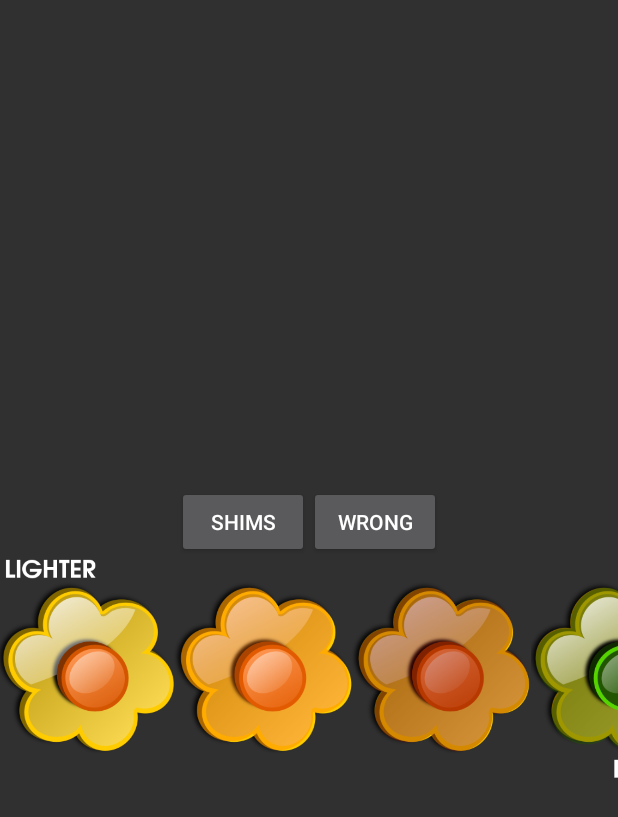
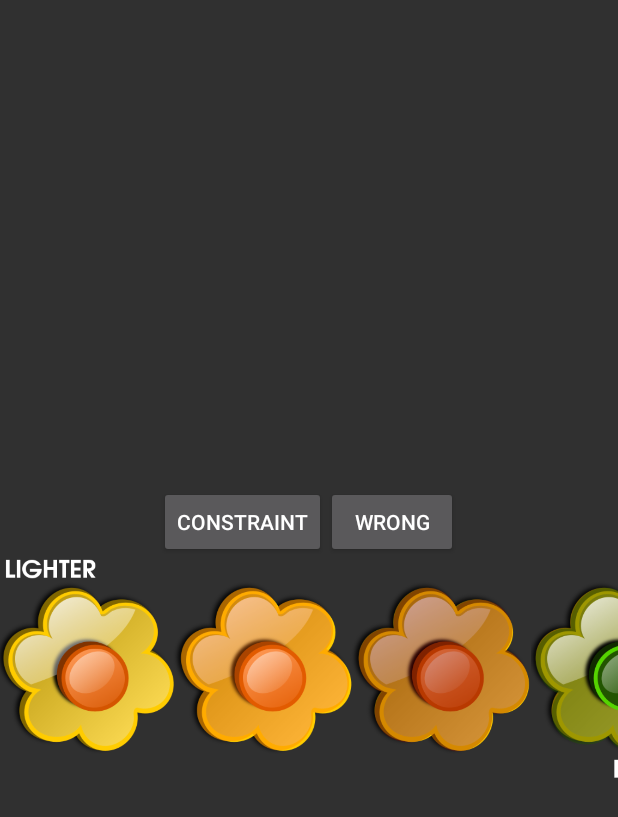
Before and after one commit to mdoery/android-centered-buttons-demo, an Android app: the screen it shows after launch (CenteredButtonDemoActivity), on a phone screen of 412 x 824 dp. Shown: the top 817 px of the screen. Run offline under Robolectric (Android 15) with nearby library versions, the phone set to English and light mode, and no system bars.

Commit message:
Refactor code, centralize button swapping to single activity. Remove unneeded menu. Rename "shim" to "constraint" to accurately reflect constraint layout approach.

```diff
--- a/CenteredButtonsDemoApp/src/main/res/layout/activity_centered_button_demo.xml
+++ b/CenteredButtonsDemoApp/src/main/res/layout/activity_centered_button_demo.xml
@@ -1,7 +1,6 @@
 <?xml version="1.0" encoding="utf-8"?>
 <android.support.design.widget.CoordinatorLayout
     xmlns:android="http://schemas.android.com/apk/res/android"
-    xmlns:app="http://schemas.android.com/apk/res-auto"
     xmlns:tools="http://schemas.android.com/tools"
     android:id="@+id/main_layout"
     android:layout_width="match_parent"
--- a/CenteredButtonsDemoApp/src/main/res/layout/activity_centered_button_demo_shim.xml
+++ b/CenteredButtonsDemoApp/src/main/res/layout/activity_centered_button_demo_constraint.xml
@@ -5,9 +5,8 @@
     android:id="@+id/shim_layout"
     android:layout_width="match_parent"
     android:layout_height="match_parent"
-    tools:context="com.mdoery.centeredbuttonsdemo.CenteredButtonShimActivity">
+    tools:context="com.mdoery.centeredbuttonsdemo.CenteredButtonConstraintActivity">
 
-    <include layout="@layout/shim"
-        android:id="@+id/include" />
+    <include layout="@layout/constraint"/>
 
 </android.support.design.widget.CoordinatorLayout>
--- a/CenteredButtonsDemoApp/src/main/res/layout/right.xml
+++ b/CenteredButtonsDemoApp/src/main/res/layout/right.xml
@@ -14,10 +14,10 @@
         android:orientation="horizontal"
         android:gravity="center_horizontal">
     <Button
-        android:id="@+id/btnRight"
+        android:id="@+id/btnConstraint"
         android:layout_width="wrap_content"
         android:layout_height="wrap_content"
-        android:text="@string/btn_switch_to_shim" />
+        android:text="@string/btn_switch_to_constraint" />
     <Button
         android:id="@+id/btnWrong"
         android:layout_width="wrap_content"
--- a/CenteredButtonsDemoApp/src/main/res/layout/wrong.xml
+++ b/CenteredButtonsDemoApp/src/main/res/layout/wrong.xml
@@ -18,10 +18,10 @@
         android:layout_height="wrap_content"
         android:text="@string/btn_switch_to_right"/>
     <Button
-        android:id="@+id/btnShim"
+        android:id="@+id/btnConstraint"
         android:layout_width="wrap_content"
         android:layout_height="wrap_content"
-        android:text="@string/btn_switch_to_shim"/>
+        android:text="@string/btn_switch_to_constraint"/>
     </LinearLayout>
     <LinearLayout
         android:layout_width="wrap_content"
--- a/CenteredButtonsDemoApp/src/main/res/menu/menu_centered_button_demo.xml
+++ /dev/null
@@ -1,10 +0,0 @@
-<menu xmlns:android="http://schemas.android.com/apk/res/android"
-    xmlns:app="http://schemas.android.com/apk/res-auto"
-    xmlns:tools="http://schemas.android.com/tools"
-    tools:context="com.mdoery.centeredbuttonsdemo.CenteredButtonDemoActivity">
-    <item
-        android:id="@+id/action_settings"
-        android:orderInCategory="100"
-        android:title="@string/action_settings"
-        app:showAsAction="never" />
-</menu>
--- a/CenteredButtonsDemoApp/src/main/res/values/strings.xml
+++ b/CenteredButtonsDemoApp/src/main/res/values/strings.xml
@@ -1,7 +1,6 @@
 <resources>
     <string name="app_name">CenteredButtonsDemo</string>
-    <string name="action_settings">Settings</string>
     <string name="btn_switch_to_wrong">Wrong</string>
     <string name="btn_switch_to_right">Slices</string>
-    <string name="btn_switch_to_shim">Shims</string>
+    <string name="btn_switch_to_constraint">Constraint</string>
 </resources>
```
Also changed, not shown: CenteredButtonsDemoApp/src/main/AndroidManifest.xml (+8 -0 lines), CenteredButtonsDemoApp/src/main/java/com/mdoery/centeredbuttonsdemo/CenteredButtonConstraintActivity.java (added, +34 -0 lines), CenteredButtonsDemoApp/src/main/java/com/mdoery/centeredbuttonsdemo/CenteredButtonDemoActivity.java (+25 -34 lines), CenteredButtonsDemoApp/src/main/java/com/mdoery/centeredbuttonsdemo/CenteredButtonShimActivity.java (deleted, +0 -37 lines), CenteredButtonsDemoApp/src/main/java/com/mdoery/centeredbuttonsdemo/CenteredButtonWrongActivity.java (+13 -13 lines), CenteredButtonsDemoApp/src/main/res/layout/constraint.xml (renamed from CenteredButtonsDemoApp/src/main/res/layout/shim.xml, +7 -14 lines).
